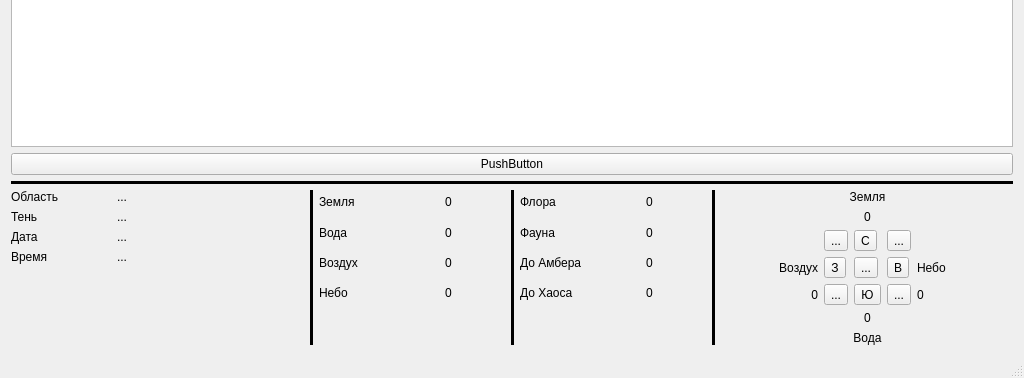
The window that AmberUI/shadowsview.ui (graninas/Amber) describes before a commit, drawn with Qt 5; both pictures show x 0 to 1024 and y 390 to 768 of the 1024 by 768 pixel window.
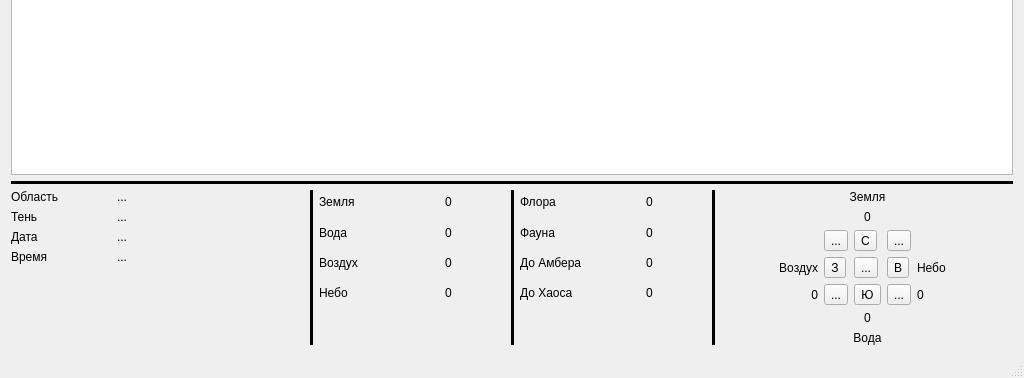
The same window after the commit. Icons and pictures are not drawn.

Patch:
```diff
--- a/AmberUI/shadowsview.ui
+++ b/AmberUI/shadowsview.ui
@@ -40,13 +40,6 @@
       </property>
      </widget>
     </item>
-    <item>
-     <widget class="QPushButton" name="pushButton">
-      <property name="text">
-       <string>PushButton</string>
-      </property>
-     </widget>
-    </item>
     <item>
      <widget class="Line" name="line_5">
       <property name="frameShadow">
```
Left out of the diff: 16 changed lines with no effect on the pictures.
